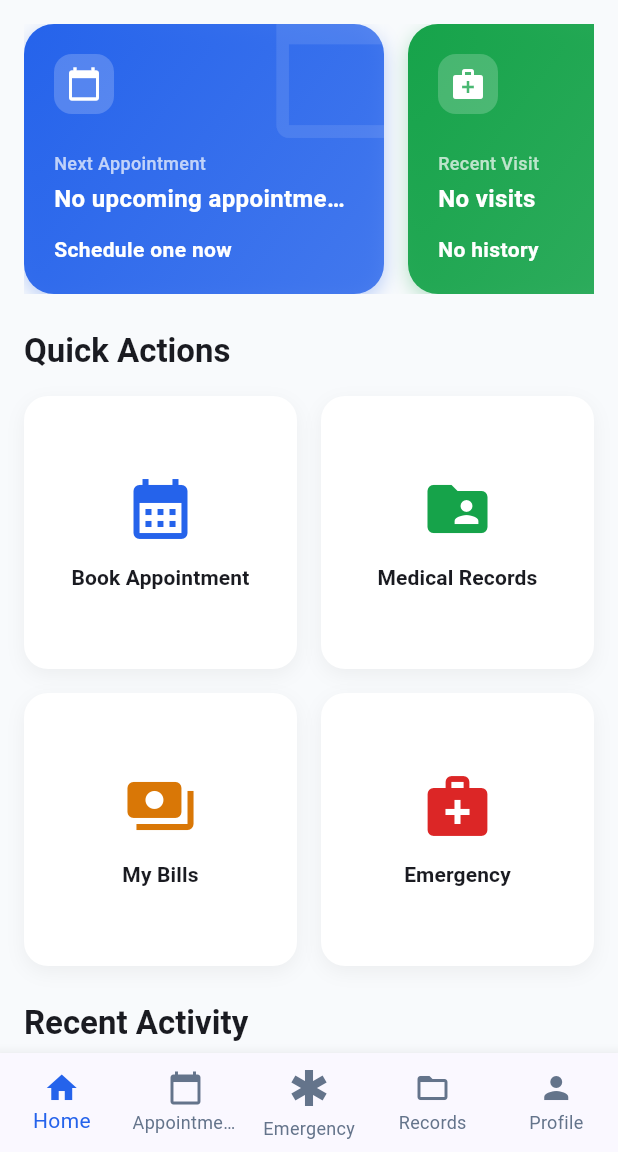
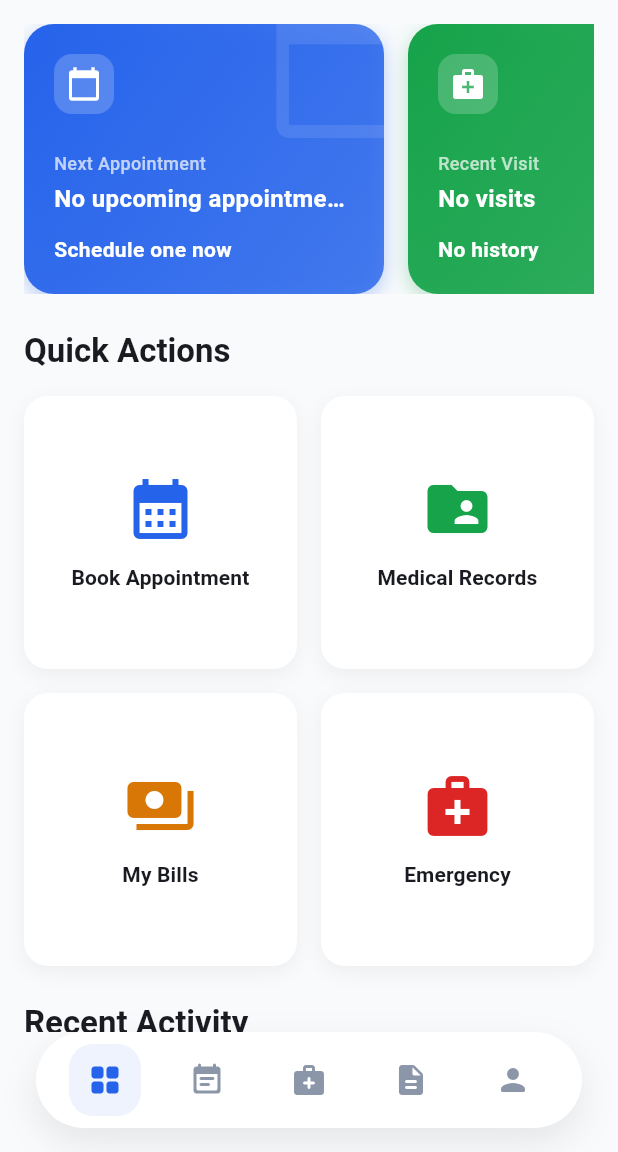
Before and after one commit to rkbyoo/Medilocker, a Flutter app: the MainScreen screen opened directly, on a phone screen of 412 x 824 dp, the part 84-1236 px from its top. Run offline on Flutter 3.47's test engine with Material 3 defaults, Android fonts, the phone set to English and light mode, and no system bars; our stand-ins replace pdf, printing, qr_flutter, shared_preferences; accounts and stored records are empty; network calls fail.

Commit message:
feat: implement main navigation screen

```diff
--- a/app-client/lib/screens/home/main_screen.dart
+++ b/app-client/lib/screens/home/main_screen.dart
@@ -1,7 +1,6 @@
 import 'package:flutter/material.dart';
 import 'package:provider/provider.dart';
 import '../../core/constants/app_colors.dart';
-import '../../core/constants/app_strings.dart';
 import '../../core/providers/patient_provider.dart';
 import 'dashboard_screen.dart';
 import '../appointments/appointments_screen.dart';
@@ -44,35 +43,71 @@ class _MainScreenState extends State<MainScreen> {
   @override
   Widget build(BuildContext context) {
     return Scaffold(
+      extendBody: false,
       body: _screens[_currentIndex],
-      bottomNavigationBar: BottomNavigationBar(
-        currentIndex: _currentIndex,
-        onTap: (index) => setState(() => _currentIndex = index),
-        type: BottomNavigationBarType.fixed,
-        selectedItemColor: AppColors.primary,
-        unselectedItemColor: AppColors.textSecondary,
-        items: const [
-          BottomNavigationBarItem(
-            icon: Icon(Icons.home),
-            label: AppStrings.home,
+      bottomNavigationBar: SafeArea(
+        child: Container(
+          height: 64,
+          margin: const EdgeInsets.fromLTRB(24, 0, 24, 16),
+          padding: const EdgeInsets.symmetric(horizontal: 12),
+          decoration: BoxDecoration(
+            color: Colors.white,
+            borderRadius: BorderRadius.circular(32),
+            boxShadow: [
+              BoxShadow(
+                color: Colors.black.withValues(alpha: 0.08),
+                blurRadius: 20,
+                offset: const Offset(0, 10),
+              ),
+            ],
           ),
-          BottomNavigationBarItem(
-            icon: Icon(Icons.calendar_today),
-            label: AppStrings.appointments,
+          child: Row(
+            mainAxisAlignment: MainAxisAlignment.spaceBetween,
+            children: [
+              _buildNavItem(0, Icons.grid_view_rounded, 'Home'),
+              _buildNavItem(1, Icons.event_note_rounded, 'Schedule'),
+              _buildNavItem(2, Icons.medical_services_rounded, 'SOS', isEmergency: true),
+              _buildNavItem(3, Icons.description_rounded, 'Records'),
+              _buildNavItem(4, Icons.person_rounded, 'Profile'),
+            ],
           ),
-          BottomNavigationBarItem(
-            icon: Icon(Icons.emergency, size: 32),
-            label: AppStrings.emergency,
-          ),
-          BottomNavigationBarItem(
-            icon: Icon(Icons.folder_open),
-            label: AppStrings.records,
-          ),
-          BottomNavigationBarItem(
-            icon: Icon(Icons.person),
-            label: AppStrings.profile,
-          ),
-        ],
+        ),
+      ),
+    );
+  }
+
+  Widget _buildNavItem(int index, IconData icon, String label, {bool isEmergency = false}) {
+    final isSelected = _currentIndex == index;
+    final baseColor = isEmergency ? AppColors.emergency : AppColors.primary;
+
+    // Sophisticated selection color: Subtle Indigo for standard, Red for emergency
+    final highlightColor = isEmergency
+        ? AppColors.emergency.withValues(alpha: 0.1)
+        : AppColors.primary.withValues(alpha: 0.08);
+
+    return Expanded(
+      child: GestureDetector(
+        onTap: () => setState(() => _currentIndex = index),
+        behavior: HitTestBehavior.opaque,
+        child: Column(
+          mainAxisSize: MainAxisSize.min,
+          children: [
+            AnimatedContainer(
+              duration: const Duration(milliseconds: 300),
+              curve: Curves.easeOutCubic,
+              padding: const EdgeInsets.all(12),
+              decoration: BoxDecoration(
+                color: isSelected ? highlightColor : Colors.transparent,
+                borderRadius: BorderRadius.circular(16),
+              ),
+              child: Icon(
+                icon,
+                color: isSelected ? baseColor : AppColors.textSecondary.withValues(alpha: 0.75),
+                size: 24,
+              ),
+            ),
+          ],
+        ),
       ),
     );
   }
```
